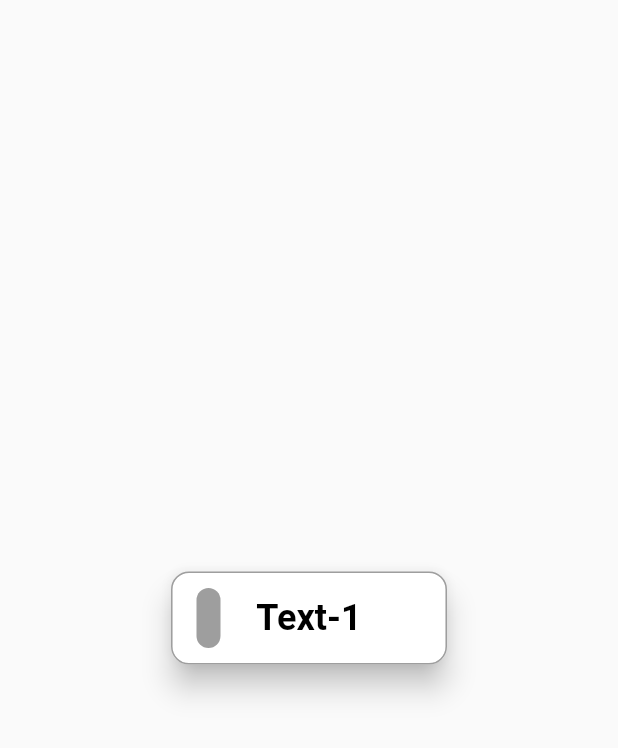
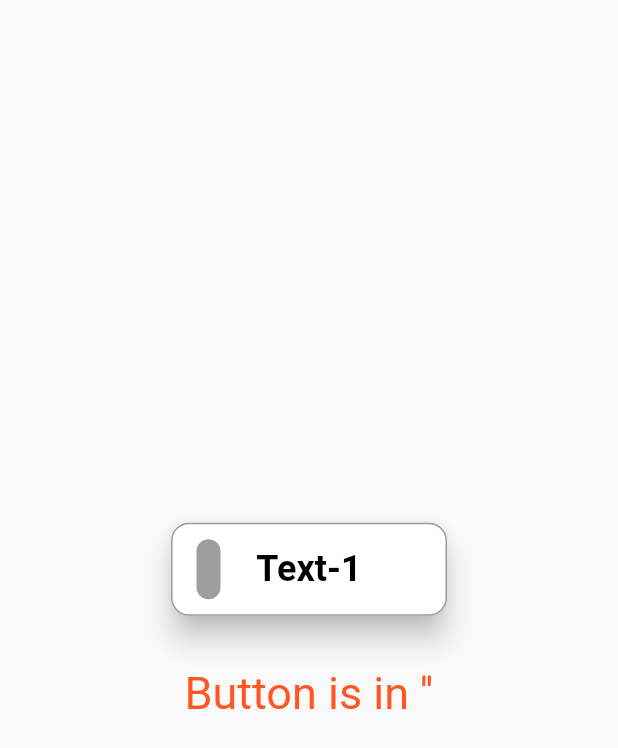
Before and after one commit to SubrotaDebnath/custom_button_with_slider, a Flutter app: the screen it shows after launch, on a phone screen of 412 x 824 dp. Shown: the top 748 px of the screen. Run offline on Flutter 3.47's test engine with Material 2 defaults, Android fonts, the phone set to English and light mode, and no system bars.

Commit message:
return value passed

```diff
--- a/lib/main.dart
+++ b/lib/main.dart
@@ -10,11 +10,19 @@ void main() {
   );
 }
 
-class MyApp extends StatelessWidget {
-  const MyApp({Key key}) : super(key: key);
+class MyApp extends StatefulWidget {
+  @override
+  _MyAppState createState() => _MyAppState();
+}
+
+class _MyAppState extends State<MyApp> {
+  var returnValue = '';
 
   dynamic _shoeReturnValue(val) {
     print('Return Value is: $val');
+    setState(() {
+      val ? returnValue = 'Initial State' : returnValue = 'Changed State';
+    });
   }
 
   @override
@@ -22,8 +30,20 @@ class MyApp extends StatelessWidget {
     return SafeArea(
       child: Scaffold(
         body: Center(
-          child: CustomButton(
-            onTapFun: _shoeReturnValue,
+          child: Column(
+            mainAxisAlignment: MainAxisAlignment.center,
+            children: [
+              CustomButton(
+                onTapFun: _shoeReturnValue,
+              ),
+              SizedBox(
+                height: 30,
+              ),
+              Text(
+                "Button is in '${returnValue.toString()}'",
+                style: TextStyle(fontSize: 30.0, color: Colors.deepOrange),
+              ),
+            ],
           ),
         ),
       ),
```
